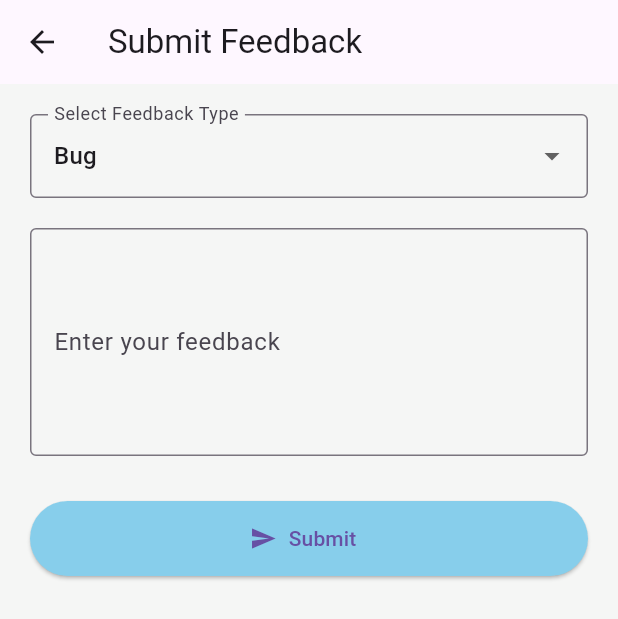
After one commit to aiswaryaajay005/aurio_study_planner, a Flutter app: the screen it shows after launch, item 4 of the bottom bar chosen, after a tap on "Send Feedback", on a phone screen of 412 x 824 dp. The commit adds this screen. Shown: the top 619 px of the screen. Run offline on Flutter 3.47's test engine with Material 3 defaults, Android fonts, the phone set to English and light mode, and no system bars; our stand-ins replace fl_chart, persistent_bottom_nav_bar, supabase_flutter; accounts and stored records are empty.

Commit message:
feedback

```diff
--- a/lib/view/settings_screen/settings_screen.dart
+++ b/lib/view/settings_screen/settings_screen.dart
@@ -2,6 +2,7 @@ import 'package:aurio/global_constants/color/color_constants.dart';
 import 'package:aurio/view/contact_support_screen/contact_support_screen.dart';
 import 'package:aurio/view/manage_subject_screen/manage_subject_screen.dart';
 import 'package:aurio/view/privacy_policy_screen/privacy_policy_screen.dart';
+import 'package:aurio/view/submit_feedback_screen/submit_feedback_screen.dart';
 import 'package:aurio/view/terms_screen/terms_screen.dart';
 import 'package:flutter/material.dart';
 
@@ -58,6 +59,16 @@ class SettingsScreen extends StatelessWidget {
             },
             trailing: const Icon(Icons.arrow_forward_ios),
           ),
+          ListTile(
+            title: const Text("Send Feedback"),
+            onTap: () {
+              Navigator.push(
+                context,
+                MaterialPageRoute(builder: (context) => SubmitFeedbackScreen()),
+              );
+            },
+            trailing: const Icon(Icons.arrow_forward_ios),
+          ),
         ],
       ),
     );
--- /dev/null
+++ b/lib/view/submit_feedback_screen/submit_feedback_screen.dart
@@ -0,0 +1,87 @@
+import 'package:aurio/global_constants/color/color_constants.dart';
+import 'package:flutter/material.dart';
+
+class SubmitFeedbackScreen extends StatefulWidget {
+  const SubmitFeedbackScreen({super.key});
+
+  @override
+  State<SubmitFeedbackScreen> createState() => _SubmitFeedbackScreenState();
+}
+
+class _SubmitFeedbackScreenState extends State<SubmitFeedbackScreen> {
+  final TextEditingController _messageController = TextEditingController();
+  String _selectedType = "Bug";
+
+  void _submitFeedback() {
+    final String message = _messageController.text.trim();
+    final String type = _selectedType;
+
+    if (message.isEmpty) {
+      ScaffoldMessenger.of(context).showSnackBar(
+        const SnackBar(content: Text("Please enter your feedback.")),
+      );
+      return;
+    }
+
+    // TODO: Send feedback to Supabase database here
+
+    ScaffoldMessenger.of(context).showSnackBar(
+      const SnackBar(content: Text("Feedback Submitted Successfully!")),
+    );
+
+    Navigator.pop(context);
+  }
+
+  @override
+  Widget build(BuildContext context) {
+    return Scaffold(
+      backgroundColor: ColorConstants.backgroundColor,
+      appBar: AppBar(title: const Text("Submit Feedback")),
+      body: Padding(
+        padding: const EdgeInsets.all(20),
+        child: Column(
+          children: [
+            DropdownButtonFormField<String>(
+              value: _selectedType,
+              decoration: const InputDecoration(
+                labelText: "Select Feedback Type",
+                border: OutlineInputBorder(),
+              ),
+              items:
+                  ["Bug", "Suggestion", "General"].map((type) {
+                    return DropdownMenuItem<String>(
+                      value: type,
+                      child: Text(type),
+                    );
+                  }).toList(),
+              onChanged: (value) {
+                setState(() {
+                  _selectedType = value!;
+                });
+              },
+            ),
+            const SizedBox(height: 20),
+            TextFormField(
+              controller: _messageController,
+              maxLines: 5,
+              decoration: const InputDecoration(
+                labelText: "Enter your feedback",
+                border: OutlineInputBorder(),
+              ),
+            ),
+            const SizedBox(height: 30),
+            ElevatedButton.icon(
+              style: ElevatedButton.styleFrom(
+                backgroundColor: ColorConstants.primaryColor,
+                minimumSize: const Size(double.infinity, 50),
+              ),
+              onPressed: _submitFeedback,
+              icon: const Icon(Icons.send),
+              label: const Text("Submit"),
+            ),
+          ],
+        ),
+      ),
+    );
+  }
+}
```
